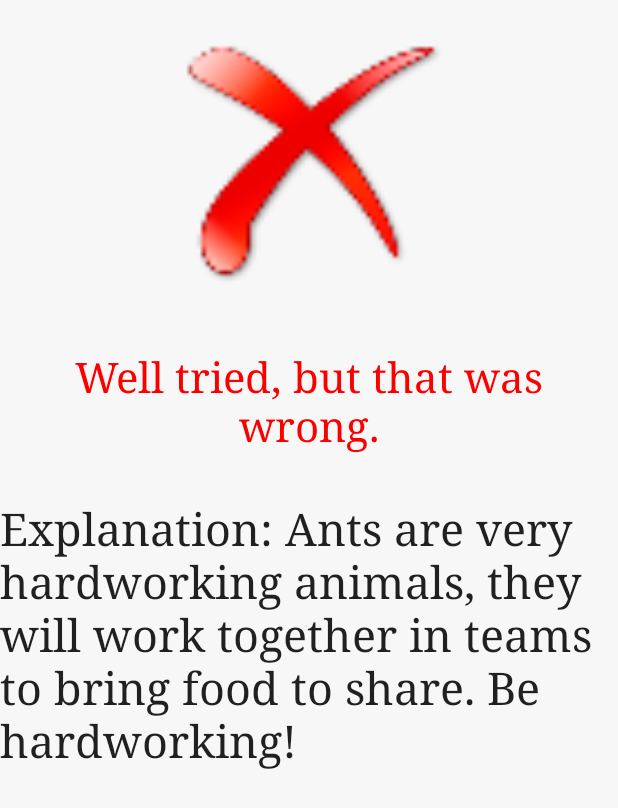
After one commit to shantanu12/StoryTeller, an Android app: the layout explanation1.xml on its own in the app's theme, with its tools: preview values and no code run, on a phone screen of 412 x 824 dp. The commit adds this screen. Shown: the top 808 px of the screen. Run offline under Robolectric (Android 15) with nearby library versions, the phone set to English and light mode, and no system bars.

Commit message:
basic layouts

```diff
--- /dev/null
+++ b/app/src/main/res/layout/explanation1.xml
@@ -0,0 +1,38 @@
+<?xml version="1.0" encoding="utf-8"?>
+<LinearLayout xmlns:android="http://schemas.android.com/apk/res/android"
+    android:orientation="vertical" android:layout_width="match_parent"
+    android:layout_height="match_parent"
+    android:weightSum="1"
+    android:background="#f7f7f7">
+
+    <ImageView
+        android:layout_width="190dp"
+        android:layout_height="212dp"
+        android:id="@+id/imageView3"
+        android:layout_gravity="center_horizontal"
+        android:src="@drawable/DeleteRed"/>
+
+    <TextView
+        android:layout_width="wrap_content"
+        android:layout_height="wrap_content"
+        android:textAppearance="?android:attr/textAppearanceLarge"
+        android:text="Well tried, but that was wrong."
+        android:id="@+id/textView3"
+        android:layout_gravity="center_horizontal"
+        android:typeface="serif"
+        android:textSize="28dp"
+        android:textColor="#fc0000"
+        android:paddingTop="20dp"
+        android:paddingBottom="30dp"
+        android:textAlignment="center" />
+
+    <TextView
+        android:layout_width="wrap_content"
+        android:layout_height="wrap_content"
+        android:textAppearance="?android:attr/textAppearanceLarge"
+        android:text="Explanation: Ants are very hardworking animals, they will work together in teams to bring food to share. Be hardworking!"
+        android:id="@+id/textView4"
+        android:layout_gravity="center_horizontal"
+        android:textSize="30dp"
+        android:typeface="serif" />
+</LinearLayout>
```
Also changed, not shown: app/src/main/res/layout/correct1.xml (added, +28 -0 lines), app/src/main/res/layout/hint1.xml (added, +38 -0 lines), app/src/main/res/layout/question1.xml (+11 -3 lines), app/src/main/res/drawable-xxhdpi/DeleteRed.png (added), app/src/main/res/drawable-xxhdpi/Interactive_icon.png (deleted), app/src/main/res/drawable-xxhdpi/Warning.png (added), app/src/main/res/drawable-xxhdpi/star_gold.png (added).
